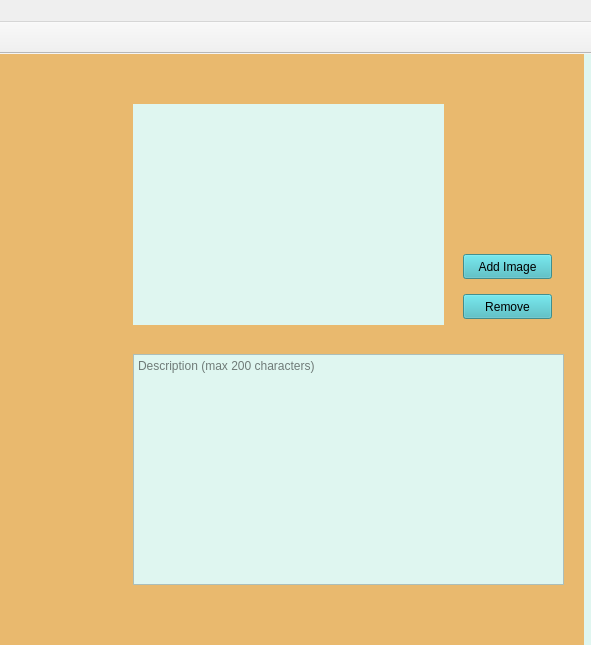
This is carsell.ui in danieldir/carSellGui as Qt 5 draws it before an edit; both pictures show x 657 to 1248 and y 0 to 645 of the 1248 by 810 pixel window. The edited form follows.
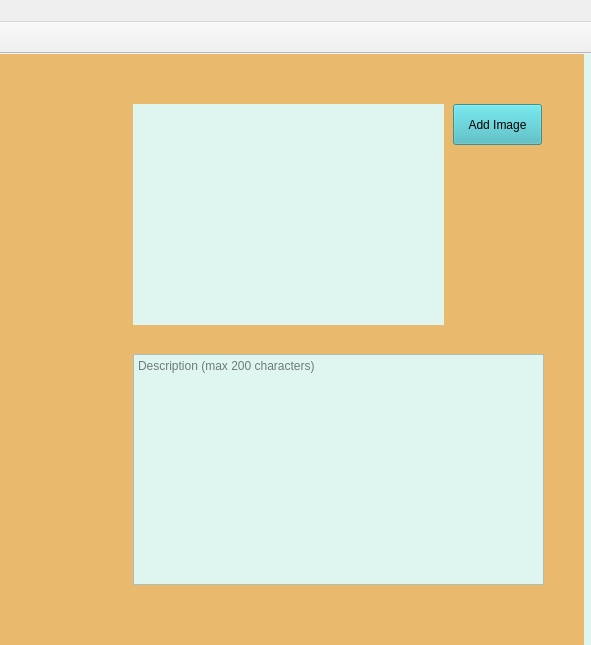
This is the edited form. The open tabs and pages were chosen to show the change. Icons and pictures are not drawn.

Commit message: * fix bug of no select Car Image by new Car Insertion

Diff of the .ui file:
```diff
--- a/carsell.ui
+++ b/carsell.ui
@@ -1240,10 +1240,10 @@
      <widget class="QPushButton" name="addCarImageButton">
       <property name="geometry">
        <rect>
-        <x>1120</x>
-        <y>200</y>
+        <x>1110</x>
+        <y>50</y>
         <width>89</width>
-        <height>25</height>
+        <height>41</height>
        </rect>
       </property>
       <property name="styleSheet">
@@ -1258,7 +1258,7 @@
        <rect>
         <x>790</x>
         <y>300</y>
-        <width>431</width>
+        <width>411</width>
         <height>231</height>
        </rect>
       </property>
@@ -1323,22 +1323,6 @@
        <string/>
       </property>
      </widget>
-     <widget class="QPushButton" name="removeCarImageButton">
-      <property name="geometry">
-       <rect>
-        <x>1120</x>
-        <y>240</y>
-        <width>89</width>
-        <height>25</height>
-       </rect>
-      </property>
-      <property name="styleSheet">
-       <string notr="true">background-color: rgba(64, 183, 191, 215);</string>
-      </property>
-      <property name="text">
-       <string>Remove</string>
-      </property>
-     </widget>
      <zorder>label_19</zorder>
      <zorder>sellCarButton</zorder>
      <zorder>carIdentificationLabel</zorder>
```
Left out of the diff: 3 changed lines with no effect on the pictures. The commit also changes 1 other file.
